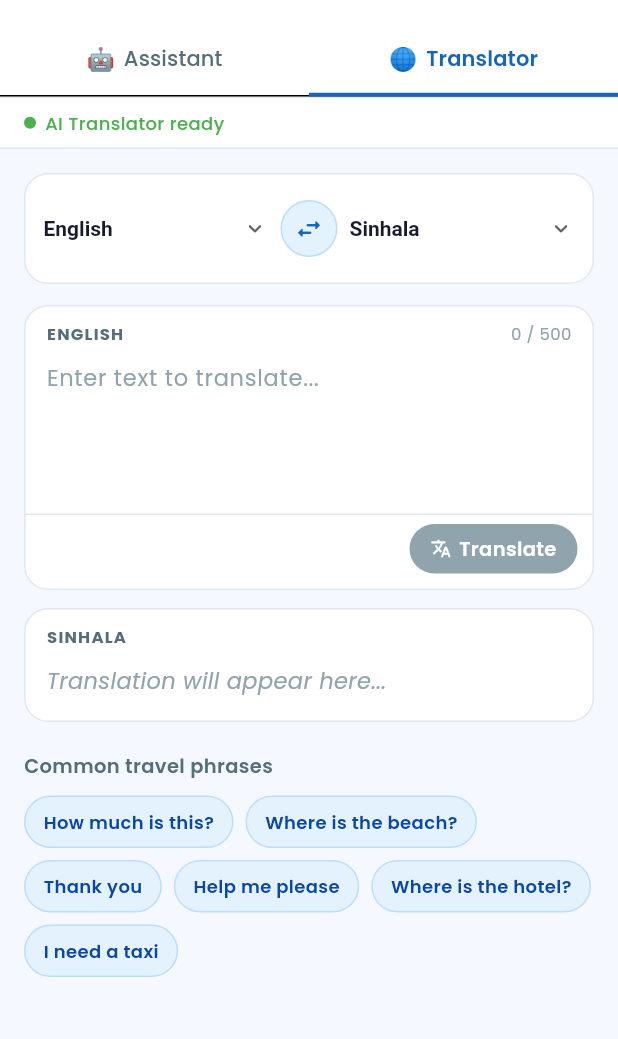
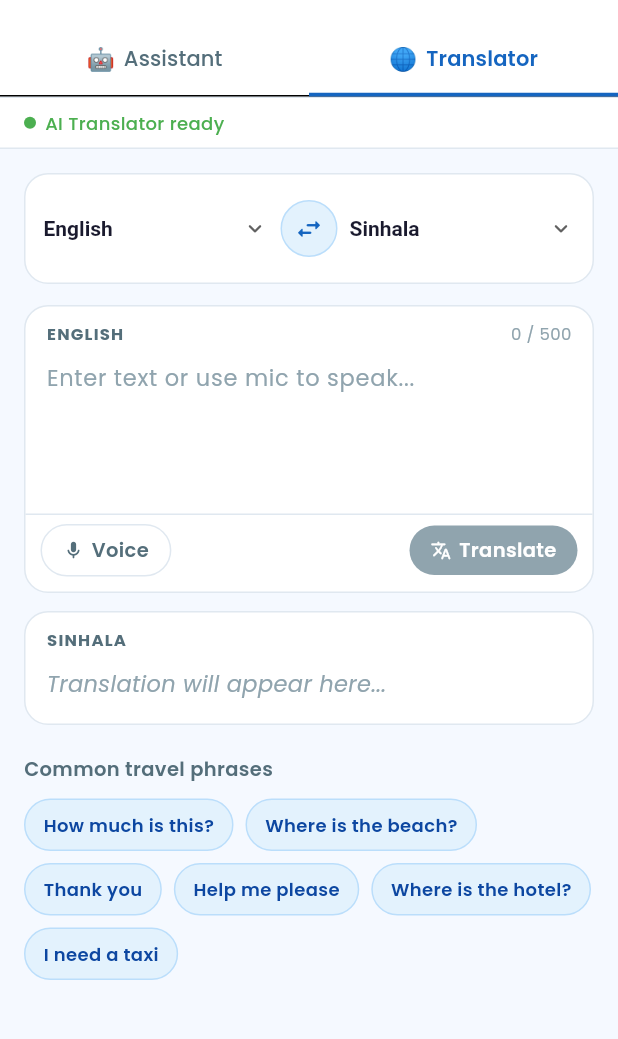
Before and after one commit to Himashmayadunna/LK_TRAVELMATE, a Flutter app: the AIAssistantShell screen opened directly, tab 2 chosen, on a phone screen of 412 x 824 dp, the part 58-1097 px from its top. Run offline on Flutter 3.47's test engine with Material 3 defaults, Android fonts, the phone set to English and light mode, and no system bars; our stand-ins replace google_fonts, google_maps_flutter.

Commit message:
Added mic button UI for translation feature

```diff
--- a/lib/screens/ai/translator_screen.dart
+++ b/lib/screens/ai/translator_screen.dart
@@ -13,6 +13,7 @@ class _TranslatorScreenState extends State<TranslatorScreen> {
   final TextEditingController _inputController = TextEditingController();
   String _translatedText = '';
   bool _isLoading = false;
+  bool _isRecording = false;
   String _fromLang = 'English';
   String _toLang = 'Sinhala';
   int _charCount = 0;
@@ -95,6 +96,17 @@ class _TranslatorScreenState extends State<TranslatorScreen> {
     );
   }
 
+  Future<void> _startVoiceRecording() async {
+  setState(() => _isRecording = true);
+  // TODO: teammate — start microphone recording here
+}
+
+  Future<void> _stopAndTranslate() async {
+  setState(() => _isRecording = false);
+  // TODO: teammate — stop recording, get transcript text,
+  // set _inputController.text = transcript, then call _translate()
+}
+
   void _clearAll() {
     setState(() {
       _inputController.clear();
@@ -121,17 +133,17 @@ class _TranslatorScreenState extends State<TranslatorScreen> {
               Container(
                 width: 8,
                 height: 8,
-                decoration: const BoxDecoration(
-                  color: AppTheme.success,
-                  shape: BoxShape.circle,
+                decoration:  BoxDecoration(
+                 color: _isRecording ? AppTheme.error : AppTheme.success,
+                 shape: BoxShape.circle,
                 ),
               ),
               const SizedBox(width: 6),
               Text(
-                'AI Translator ready',
-                style: TextStyle(
+                _isRecording ? 'Listening...' : 'AI Translator ready',
+                  style: TextStyle(
                   fontSize: 12,
-                  color: AppTheme.success,
+                  color: _isRecording ? AppTheme.error : AppTheme.success,
                   fontWeight: FontWeight.w500,
                 ),
               ),
@@ -151,6 +163,7 @@ class _TranslatorScreenState extends State<TranslatorScreen> {
                 const SizedBox(height: 14),
 
                 // Input box
+                if (_isRecording) _buildRecordingBanner(),
                 _buildInputBox(),
                 const SizedBox(height: 12),
 
@@ -167,6 +180,39 @@ class _TranslatorScreenState extends State<TranslatorScreen> {
       ],
     );
   }
+
+  Widget _buildRecordingBanner() {
+  return Container(
+    margin: const EdgeInsets.only(bottom: 10),
+    padding: const EdgeInsets.symmetric(horizontal: 14, vertical: 10),
+    decoration: BoxDecoration(
+      color: AppTheme.primarySurface,
+      borderRadius: BorderRadius.circular(AppTheme.radiusLarge),
+      border: Border.all(color: AppTheme.primarySoft, width: 1),
+    ),
+    child: Row(
+      children: [
+        Container(
+          width: 8,
+          height: 8,
+          decoration: const BoxDecoration(
+            color: AppTheme.error,
+            shape: BoxShape.circle,
+          ),
+        ),
+        const SizedBox(width: 8),
+        const Text(
+          'Listening... tap Stop when done',
+          style: TextStyle(
+            fontSize: 13,
+            fontWeight: FontWeight.w500,
+            color: AppTheme.primaryDark,
+          ),
+        ),
+      ],
+    ),
+  );
+}
 
   Widget _buildLanguageSelector() {
     return Container(
@@ -245,7 +291,10 @@ class _TranslatorScreenState extends State<TranslatorScreen> {
       decoration: BoxDecoration(
         color: AppTheme.surface,
         borderRadius: BorderRadius.circular(AppTheme.radiusLarge),
-        border: Border.all(color: AppTheme.divider, width: 1),
+        border: Border.all(
+          color: _isRecording ? AppTheme.primary : AppTheme.divider,
+          width: _isRecording ? 1.5 : 1,
+        ),
       ),
       child: Column(
         crossAxisAlignment: CrossAxisAlignment.stretch,
@@ -291,8 +340,8 @@ class _TranslatorScreenState extends State<TranslatorScreen> {
               height: 1.5,
               color: AppTheme.textPrimary,
             ),
-            decoration: const InputDecoration(
-              hintText: 'Enter text to translate...',
+            decoration:  InputDecoration(
+              hintText: _isRecording ? 'Speak now...' : 'Enter text or use mic to speak...',
               hintStyle: TextStyle(color: AppTheme.textHint, fontSize: 15),
               border: InputBorder.none,
               contentPadding: EdgeInsets.fromLTRB(14, 10, 14, 10),
@@ -307,7 +356,6 @@ class _TranslatorScreenState extends State<TranslatorScreen> {
             ),
             child: Row(
               children: [
-                // Clear button (only when there's text)
                 if (_charCount > 0)
                   _buildActionChip(
                     icon: Icons.close_rounded,
@@ -315,7 +363,15 @@ class _TranslatorScreenState extends State<TranslatorScreen> {
                     onTap: _clearAll,
                     isPrimary: false,
                   ),
+                if (_charCount == 0)
+                  _buildActionChip(
+                    icon: _isRecording ? Icons.stop_rounded : Icons.mic_rounded,
+                    label: _isRecording ? 'Stop' : 'Voice',
+                    onTap: _isRecording ? _stopAndTranslate : _startVoiceRecording,
+                    isPrimary: _isRecording,
+                  ),
                 const Spacer(),
+
                 _buildActionChip(
                   icon: Icons.translate_rounded,
                   label: 'Translate',
```
